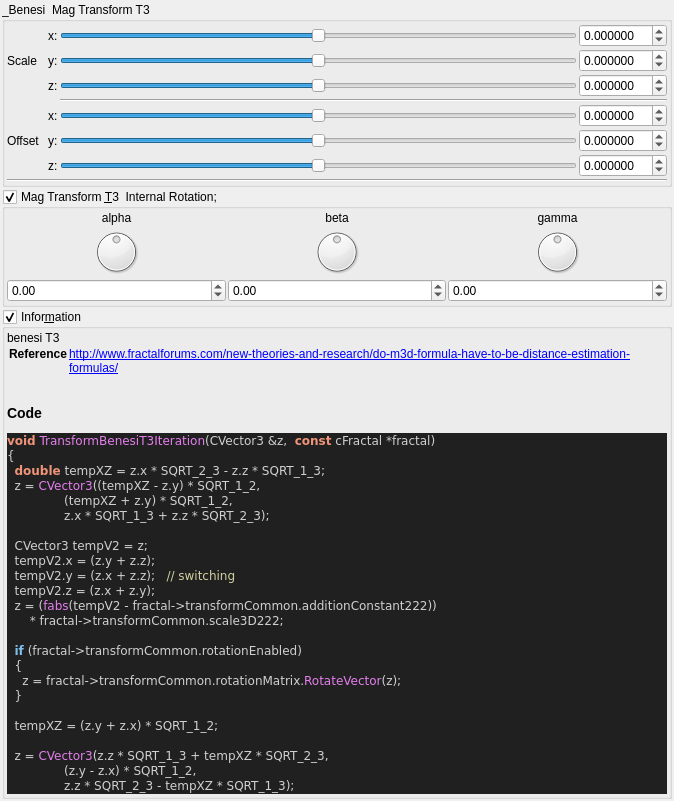
Qt form mandelbulber2/qt_data/fractal_transf_benesi_T3.ui (buddhi1980/mandelbulber2) before a commit.
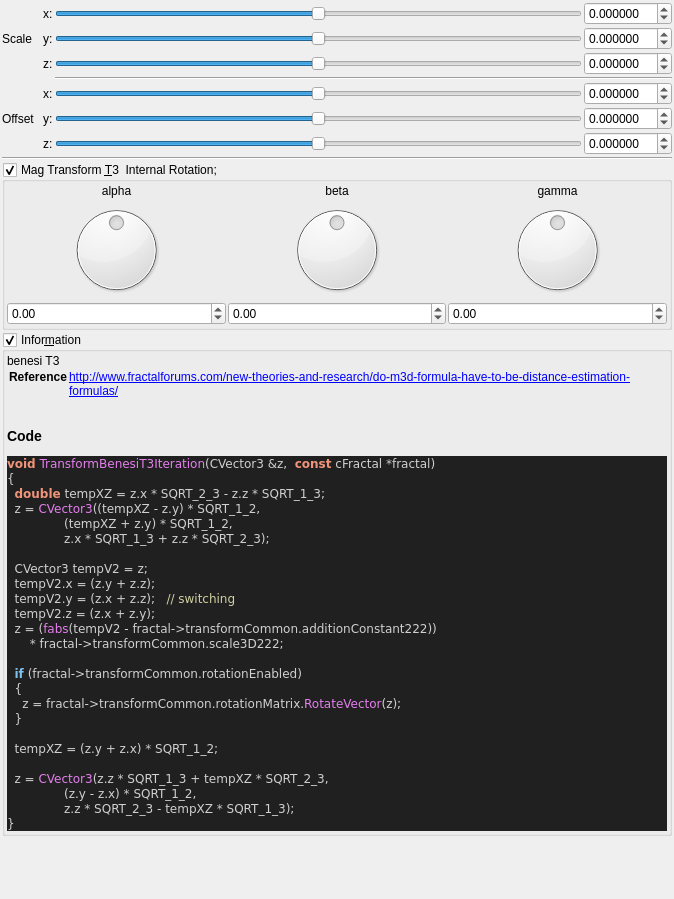
The same form after that commit. Custom widgets are drawn as their Qt base class.

Patch:
```diff
--- a/mandelbulber2/qt_data/fractal_transf_benesi_T3.ui
+++ b/mandelbulber2/qt_data/fractal_transf_benesi_T3.ui
@@ -7,7 +7,7 @@
     <x>0</x>
     <y>0</y>
     <width>674</width>
-    <height>735</height>
+    <height>899</height>
    </rect>
   </property>
   <property name="windowTitle">
@@ -30,33 +30,6 @@
     <number>2</number>
    </property>
    <item>
-    <widget class="QGroupBox" name="groupBox">
-     <property name="toolTip">
-      <string>&lt;html&gt;&lt;head/&gt;&lt;body&gt;&lt;p&gt;&lt;span style=&quot; color:#000000;&quot;&gt;benesi T3 &lt;/span&gt;&lt;/p&gt;&lt;p&gt;&lt;span style=&quot; font-family:'Courier New,courier'; color:#000000;&quot;&gt;http://www.fractalforums.com/new-theories-and-research/do-m3d-formula-have-to-be-distance-estimation-formulas/&lt;/span&gt;&lt;/p&gt;&lt;/body&gt;&lt;/html&gt;</string>
-     </property>
-     <property name="title">
-      <string>_Benesi  Mag Transform T3</string>
-     </property>
-     <property name="checkable">
-      <bool>false</bool>
-     </property>
-     <layout class="QVBoxLayout" name="verticalLayout_29" stretch="0,0">
-      <property name="spacing">
-       <number>2</number>
-      </property>
-      <property name="leftMargin">
-       <number>2</number>
-      </property>
-      <property name="topMargin">
-       <number>2</number>
-      </property>
-      <property name="rightMargin">
-       <number>2</number>
-      </property>
-      <property name="bottomMargin">
-       <number>2</number>
-      </property>
-      <item>
        <layout class="QGridLayout" name="gridLayout_63">
         <property name="spacing">
          <number>2</number>
@@ -431,9 +404,6 @@
         <property name="orientation">
          <enum>Qt::Horizontal</enum>
         </property>
-       </widget>
-      </item>
-     </layout>
     </widget>
    </item>
    <item>
```
Lines whose indentation alone changed are shown as unchanged.
